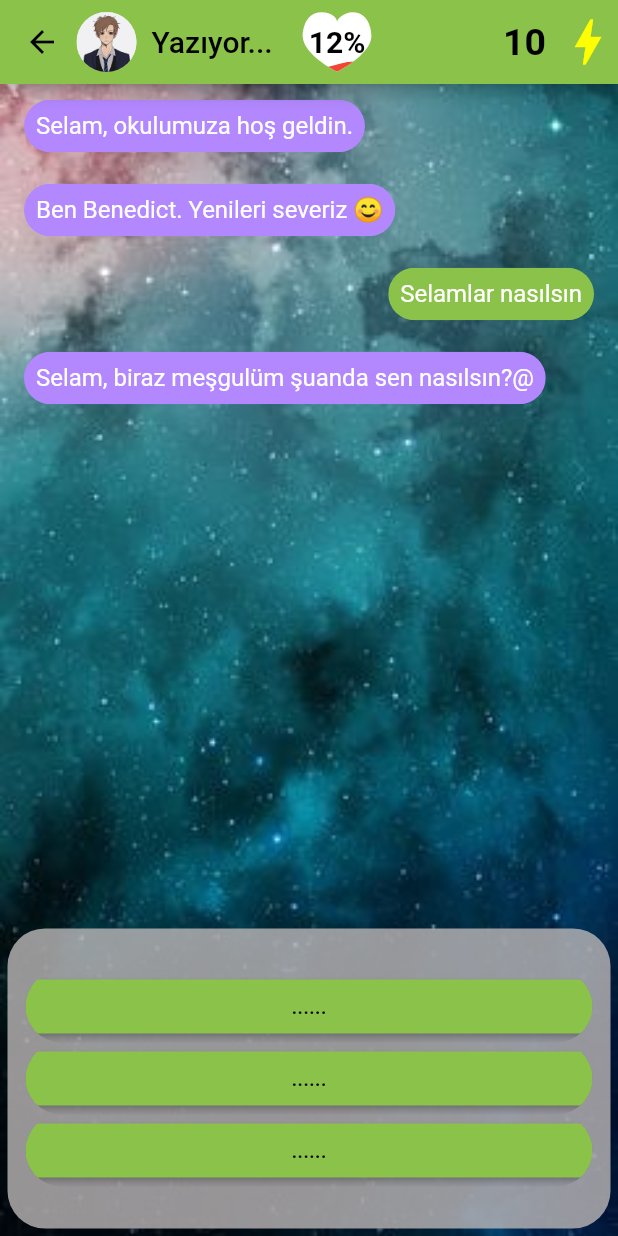
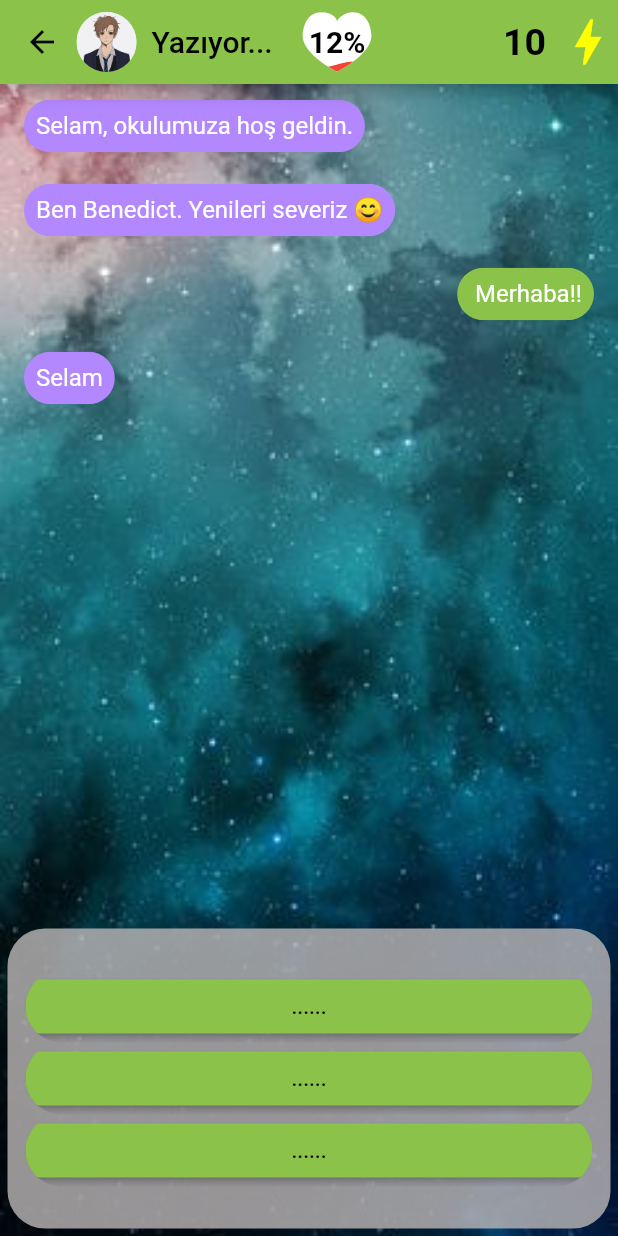
Before and after one commit to emreozsoy/MessagingAppProject, a Flutter app: the ConversationPage screen opened directly with empty values, after a tap on "Merhaba!!", on a phone screen of 412 x 824 dp. Run offline on Flutter 3.47's test engine with Material 2 defaults, Android fonts, the phone set to English and light mode, and no system bars; our stand-ins replace google_fonts, google_mobile_ads, liquid_progress_indicator, shared_preferences; accounts and stored records are empty.

Commit message:
multiple_message_refactor

```diff
--- a/lib/charactersText.dart
+++ b/lib/charactersText.dart
@@ -1,20 +1,20 @@
 class CharactersTextRepository{
   final List<CharactersText> charactersText=[
   CharactersText([
-  "Selam@",
-  "Selam, biraz meşgulüm şuanda sen nasılsın?@",
+  "Selam",
+  "Selam, - biraz meşgulüm şuanda sen nasılsın?",
   "Tanışalım ben Deniz, seni daha önce gördüğümü sanmıyorum.",
 
-  "Ben adım da Deniz, bende memnun oldum@",
-  "Vaktimi belki ayırabilirim senin için önemli bir konu mu?",
-  "Bir kahveye hayır demem"
+  "Ben adım - da Deniz, bende memnun oldum",
+  "Vaktimi belki- ayırabilirim senin için önemli bir konu mu?",
+  "Bir - kahveye hayır demem",
 
-  "Görüşmek üzere!!@",
+  "Görüşmek üzere!!",
   "Bye byee!",
   "images/Musuem.png",
 
   "Orda görüşmek üzere!"
-  ],[0,1,2,3,4,5,6,7,8,8]),//BUNU PREFS ile kaydedip sonra for yerinde dönerken silmek lazım remove ile
+  ]),//BUNU PREFS ile kaydedip sonra for yerinde dönerken silmek lazım remove ile
 
     /* BOT2         */
     CharactersText([
@@ -31,19 +31,19 @@
       "images/Musuem.png",
 
       "Orda görüşmek üzere!"
-    ],[0,1,2,3,4,5,6,7,8,8]),
+    ]),
 
     /*BOT3*/
     CharactersText(["Ben de yenilikleri severim. ","Selam, ben Karakter3",
-      "Sen karşılama komitesi misin? ne bu özgüven?","Çok naziksiniz","Böyle düşünmene üzüldüm","Malesef sizle şuan konuşamam.."],[0]),
+      "Sen karşılama komitesi misin? ne bu özgüven?","Çok naziksiniz","Böyle düşünmene üzüldüm","Malesef sizle şuan konuşamam.."]),
 
     /*      BOT4    */
     CharactersText(["Ben de yenilikleri severim. Adım  ","Selam, ben Karakter4.",
-      "Sen karşılama komitesi misin? ne bu özgüven?","Çok naziksiniz","Böyle düşünmene üzüldüm","Malesef sizle şuan konuşamam.."],[0]),
+      "Sen karşılama komitesi misin? ne bu özgüven?","Çok naziksiniz","Böyle düşünmene üzüldüm","Malesef sizle şuan konuşamam.."]),
 
     /*    BOT5     */
     CharactersText(["Ben de yenilikleri severim. Adım Karakter5 ","Selam, ben Karakter5.",
-      "Sen karşılama komitesi misin? ne bu özgüven?","Çok naziksiniz","Böyle düşünmene üzüldüm","Malesef sizle şuan konuşamam.."],[0]),
+      "Sen karşılama komitesi misin? ne bu özgüven?","Çok naziksiniz","Böyle düşünmene üzüldüm","Malesef sizle şuan konuşamam.."]),
 
     /*  PLAYER -TextBot1        */
     CharactersText([
@@ -65,7 +65,7 @@
 
       "ListeBitti1","ListeBitti2", "ListeBitti3",
 
-      " sa","dsa","dsa","sda"],[0]),
+      " sa","dsa","dsa","sda"]),
 
     /*  PLAYER -TextBot2        */
     CharactersText([
@@ -87,13 +87,13 @@
 
       "ListeBitti1","ListeBitti2", "ListeBitti3",
 
-      " sa","dsa","dsa","sda"],[0])
+      " sa","dsa","dsa","sda"])
   ];
 
 }
 class CharactersText{
   //String characterName;
   List<String> text;
-  List<int> numberMssg;
-  CharactersText(this.text,this.numberMssg);
+
+  CharactersText(this.text);
 }
--- a/lib/screens/coversation_page.dart
+++ b/lib/screens/coversation_page.dart
@@ -1,4 +1,5 @@
 import 'dart:async';
+//import 'dart:html';
 import 'dart:io' show Platform;
 import 'dart:math';
 import 'package:flutter/material.dart';
@@ -13,40 +14,34 @@
 import 'package:untitled/screens/profileScreen.dart';
 
 import '../main.dart';
+
 const int maxFailedLoadAttempts = 3;
 
 class ConversationPage extends StatefulWidget {
-
   final index;
   const ConversationPage(this.index, {Key? key}) : super(key: key);
 
   @override
   State<ConversationPage> createState() => _ConversationPageState();
-
 }
 
 class _ConversationPageState extends State<ConversationPage>
     with SingleTickerProviderStateMixin {
-
   static final AdRequest request = AdRequest(
     // keywords: <String>['foo', 'bar'],
     // contentUrl: 'http://foo.com/bar.html',
     nonPersonalizedAds: true,
   );
 
-
-
   RewardedAd? _rewardedAd;
   int _numRewardedLoadAttempts = 0;
-
 
   int? percentage = 0; //kullanıcıdan kullanıcıya değişicek kısım
   AnimationController? _animationController;
   late SharedPreferences prefs;
   int firstEntry = 0;
   int? relationPoint;
-  int energy=10;
-
+  int energy = 10;
 
   CharactersRepository charactersRepository = CharactersRepository();
   CharactersTextRepository charactersTextRepository =
@@ -63,8 +58,7 @@
   int textPos = 0;
   double per = 0;
   double perStatic = 0;
-  int day=0;
-
+  int day = 0;
 
   @override
   initState() {
@@ -81,23 +75,20 @@
     scrollMssg();
   }
 
-  Future<void> dataHandle() async { // her sayfaya bir kere girildiği için dğeiştirilmeli first time
-    prefs =  await SharedPreferences.getInstance();
-    if (checkFirstOpen()){
+  Future<void> dataHandle() async {
+    // her sayfaya bir kere girildiği için dğeiştirilmeli first time
+    prefs = await SharedPreferences.getInstance();
+    if (checkFirstOpen()) {
       saveData();
-    }
-    else
-    {
+    } else {
       equalData();
     }
   }
+
   Future<void> scrollMssg() async {
-
-    await Future.delayed(Duration(milliseconds:100));
-    _scrollController.jumpTo(_scrollController
-        .position.maxScrollExtent);
+    await Future.delayed(Duration(milliseconds: 100));
+    _scrollController.jumpTo(_scrollController.position.maxScrollExtent);
   }
-
 
   @override
   void dispose() {
@@ -106,7 +97,6 @@
     saveData();
     super.dispose();
     _rewardedAd?.dispose();
-
   }
 
   void goodAnswr() {
@@ -177,9 +167,9 @@
     });
     _rewardedAd = null;
   }
+
   @override
   Widget build(BuildContext context) {
-
     relationPoint =
         charactersPointRepository.characterPoint[widget.index].sumPoint;
 
@@ -195,27 +185,27 @@
         appBar: AppBar(
           leading: IconButton(
             icon: Icon(Icons.arrow_back, color: Colors.black),
-            onPressed: ()async{
+            onPressed: () async {
               final prefs = await SharedPreferences.getInstance();
-              setState((){
-                Navigator.pop(context,prefs.getInt('energy'));
-              },);
+              setState(
+                () {
+                  Navigator.pop(context, prefs.getInt('energy'));
+                },
+              );
             },
           ),
-
           backgroundColor: Colors.lightGreen,
           titleSpacing: -5,
           title: Row(
             mainAxisSize: MainAxisSize.max,
             children: [
-
               InkWell(
-                onTap: (){
+                onTap: () {
                   Navigator.of(context).push(
-                    MaterialPageRoute(
-                    builder: (context) {
-                    return ProfileScreen(widget.index);}),);
-
+                    MaterialPageRoute(builder: (context) {
+                      return ProfileScreen(widget.index);
+                    }),
+                  );
                 },
                 child: CircleAvatar(
                     backgroundImage: AssetImage(charactersRepository
@@ -224,12 +214,14 @@
                     ),
               ),
               InkWell(
-                onTap: (){
+                onTap: () {
                   setState(() {
                     Navigator.of(context).push(
-                      MaterialPageRoute(
-                          builder: (context) {
-                            return ConversationPage(widget.index);}),);                  });
+                      MaterialPageRoute(builder: (context) {
+                        return ConversationPage(widget.index);
+                      }),
+                    );
+                  });
                 },
                 child: Padding(
                   padding: const EdgeInsets.all(10.0),
@@ -258,23 +250,31 @@
                         fontWeight: FontWeight.bold,
                       ),
                     )),
-
               ),
             ],
           ),
           actions: [
             Align(
                 alignment: Alignment.center,
-                child: Text("$energy", style: TextStyle(
+                child: Text(
+                  "$energy",
+                  style: TextStyle(
                     color: Colors.black,
                     fontSize: 25.0,
                     fontWeight: FontWeight.bold,
-                ),)),
-            IconButton(onPressed: () {
+                  ),
+                )),
+            IconButton(
+                onPressed: () {
                   setState(() {
                     _showRewardedAd();
                   });
-            }, icon: const Icon(Icons.bolt_sharp,size: 40,color: Colors.yellowAccent,))
+                },
+                icon: const Icon(
+                  Icons.bolt_sharp,
+                  size: 40,
+                  color: Colors.yellowAccent,
+                ))
           ],
         ),
         body: Container(
@@ -293,6 +293,7 @@
                       messagesRepository.messages[widget.index].msg.length,
                   shrinkWrap: true,
                   itemBuilder: (BuildContext context, int index) {
+
                     /* _scrollController.animateTo(
                       _scrollController.position.maxScrollExtent,
                       curve: Curves.ease,
@@ -303,40 +304,35 @@
                       title: Align(
                         alignment: messagesRepository
                                     .messages[widget.index].user[index] !=
-                              "Bot"  //messagesRepository.messages[widget.index].msg.last.endsWith(" ")
+                                "Bot" //messagesRepository.messages[widget.index].msg.last.endsWith(" ")
                             ? Alignment.centerRight
                             : Alignment.centerLeft,
-
-                          child: ClipRRect(
+                        child:ClipRRect(
                           borderRadius: BorderRadius.circular(20.0),
                           child: Container(
                             padding: EdgeInsets.all(8.0),
                             decoration: BoxDecoration(
-                                color:SelecBoxColor(index),
+                              color: SelecBoxColor(index),
                             ),
-
                             child: Stack(
-                                children:[
-
+                              children: [
+                                messagesRepository.messages[widget.index].msg[index]
+                                    .contains(".png")
+                                    ? ClipRRect(
+                                  borderRadius: BorderRadius.circular(20),
+                                  child: Image.asset(
                                       messagesRepository
-                                      .messages[widget.index].msg[index].contains(".png")
-                                ?ClipRRect(
-                                  borderRadius: BorderRadius.circular(20),
-                                  child: Image.asset(messagesRepository
                                           .messages[widget.index].msg[index],
                                       width: 150,
                                       height: 150,
-
-                                        fit:BoxFit.cover),
+                                      fit: BoxFit.cover),
                                 )
-                                : Text(messagesRepository
-                                    .messages[widget.index].msg[index],
-                                    style: TextStyle(color: Colors.white)
+                                    : Text(messagesRepository.messages[widget.index].msg[index],
+                                    style: TextStyle(color: Colors.white)),
+                              ],
                             ),
-                                ],),
-
                           ),
-                          )
+                        ),
                       ),
                     );
                   },
@@ -370,8 +366,8 @@
                                   } else {
                                     _isButtonDisabled = true;
                                     setState(() {
-                                      playerResponse(1);
-                                      botResponse(1);
+                                      playerResponse(0);
+                                      botResponse(0);
                                     });
                                     _scrollController.jumpTo(_scrollController
                                         .position.maxScrollExtent);
@@ -390,7 +386,6 @@
                                   } else {
                                     badAnswr();
                                   }
-
                                 },
                                 child: _isButtonDisabled
                                     ? Text("......")
@@ -398,6 +393,46 @@
                                         charactersTextRepository
                                             .charactersText[5].text
                                             .elementAt(textPos),
+                                        textAlign: TextAlign.center,
+                                      ),
+                              ),
+                            ),
+                            ClipRRect(
+                              borderRadius: BorderRadius.circular(25.0),
+                              child: ElevatedButton(
+                                onPressed: () {
+                                  if (_isButtonDisabled) {
+                                    return null;
+                                  } else {
+                                    _isButtonDisabled = true;
+                                    setState(() {
+                                      playerResponse(1);
+                                      botResponse(1);
+                                    });
+                                    _scrollController.jumpTo(_scrollController
+                                        .position.maxScrollExtent);
+                                  }
+                                  charactersPointRepository
+                                          .characterPoint[widget.index]
+                                          .sumPoint +=
+                                      charactersPointRepository
+                                          .characterPoint[widget.index]
+                                          .point[textPos + 1];
+                                  if (charactersPointRepository
+                                          .characterPoint[widget.index]
+                                          .point[textPos + 1] >=
+                                      0) {
+                                    goodAnswr();
+                                  } else {
+                                    badAnswr();
+                                  }
+                                },
+                                child: _isButtonDisabled
+                                    ? Text("......")
+                                    : Text(
+                                        charactersTextRepository
+                                            .charactersText[5].text
+                                            .elementAt(textPos + 1),
                                         textAlign: TextAlign.center,
                                       ),
                               ),
@@ -422,48 +457,6 @@
                                           .sumPoint +=
                                       charactersPointRepository
                                           .characterPoint[widget.index]
-                                      .point[textPos + 1];
-                                  if (charactersPointRepository
-                                      .characterPoint[widget.index]
-                                      .point[textPos + 1] >=
-                                      0) {
-                                    goodAnswr();
-                                  } else {
-                                    badAnswr();
-                                  }
-
-                                },
-                                child: _isButtonDisabled
-                                    ? Text("......")
-                                    : Text(
-                                  charactersTextRepository
-                                      .charactersText[5].text
-                                      .elementAt(textPos + 1),
-                                  textAlign: TextAlign.center,
-                                ),
-
-                              ),
-                            ),
-                            ClipRRect(
-                              borderRadius: BorderRadius.circular(25.0),
-                              child: ElevatedButton(
-                                onPressed: () {
-                                  if (_isButtonDisabled) {
-                                    return null;
-                                  } else {
-                                    _isButtonDisabled = true;
-                                    setState(() {
-                                      playerResponse(3);
-                                      botResponse(3);
-                                    });
-                                    _scrollController.jumpTo(_scrollController
-                                        .position.maxScrollExtent);
-                                  }
-                                  charactersPointRepository
-                                      .characterPoint[widget.index]
-                                      .sumPoint +=
-                                  charactersPointRepository
-                                      .characterPoint[widget.index]
                                           .point[textPos + 2];
                                   if (charactersPointRepository
                                           .characterPoint[widget.index]
@@ -473,7 +466,6 @@
                                   } else {
                                     badAnswr();
                                   }
-
                                 },
                                 child: _isButtonDisabled
                                     ? Text("......")
@@ -495,7 +487,6 @@
             ],
           ),
         ));
-
   }
 
   String Typing() {
@@ -506,30 +497,27 @@
     return type[3];
   }
 
-  void playerResponse(int whichText) { //Burdaki ifler fazla
+  void playerResponse(int whichText) {
+    //Burdaki ifler fazla
     setState(() {
+      if (_dayMechanic.dayMechanic[widget.index].dayPoint.contains(textPos) &&
+          widget.index ==
+              _dayMechanic.dayMechanic[widget.index].whichCharacter) {
+        day++;
 
-      if(_dayMechanic.dayMechanic[widget.index].dayPoint.contains(textPos) &&
-          widget.index == _dayMechanic.dayMechanic[widget.index].whichCharacter ){
-
-        day++;
-        print("GAY");
-        print("Hi GAY $day");
         //Gün animasyonunu oynat
         saveData();
       }
 
-
       type = 3;
       _scrollController.jumpTo(_scrollController.position.maxScrollExtent);
 
-        messagesRepository.messages[widget.index].msg.add(
-            charactersTextRepository.charactersText[widget.index+5].text.elementAt(textPos+whichText));
+      messagesRepository.messages[widget.index].msg.add(charactersTextRepository
+          .charactersText[widget.index + 5].text
+          .elementAt(textPos + whichText));
 
       messagesRepository.messages[widget.index].user.add("Player");
     });
-
-
   }
 
   int random(min, max) {
@@ -537,54 +525,46 @@
   }
 
   Future<void> botResponse(int whichText) async {
-    int answerCounter=0,firstMsg=0;
-    final whichPoint = <int>[];
+    type = 1;
 
-    for (int i =0; i< charactersTextRepository.charactersText[widget.index].numberMssg.length;i++) {
-      if (charactersTextRepository.charactersText[widget.index].numberMssg[i] == textPos) {
-        answerCounter++;
-        whichPoint.add(i);
-        print(" Item === ${charactersTextRepository.charactersText[widget.index].numberMssg[i]}");
+    List<String> divMsg =
+    charactersTextRepository.charactersText[widget.index].text
+        .elementAt(textPos + whichText).split("-");
+
+    if (1 < divMsg.length) {
+      int i=0;
+      while(i<divMsg.length){
+        messagesRepository
+            .messages[widget.index].user.add("Bot");
+        await Future.delayed(Duration(seconds: random(1, 2)));
+
+        messagesRepository.messages[widget.index].msg.add(divMsg[i]);
+        i++;
       }
+    }
+    else{
 
-      /*if(answerCounter>1){
-        whichPoint.add()[0]=item;
-        whichPoint[answerCounter]=item;
-        print("Bende ${item}");
-      }*/
-    }
-    print(" GrowableList= ${whichPoint}");
-   // print("AnsweCounter= ${answerCounter}");
-    while(answerCounter>0) {
-      setState(() {
-        type = 1;
-        messagesRepository.messages[widget.index].user.add("Bot");
-      });
-      await Future.delayed(Duration(seconds: random(1,2)));
+      await Future.delayed(Duration(seconds: random(1, 2)));
       setState(() {
         type = 2;
+        messagesRepository
+            .messages[widget.index].user.add("Bot");
 
-        if(firstMsg==0){ // burdaki ifler fazla
-          firstMsg++;
         messagesRepository.messages[widget.index].msg.add(
-              charactersTextRepository
-                  .charactersText[widget.index].text
-                  .elementAt(textPos+whichText));
-        }
-        else{
-          messagesRepository.messages[widget.index].msg.add(
-              charactersTextRepository
-                  .charactersText[widget.index].text
-                  .elementAt(whichPoint[answerCounter]));
-        }
-        answerCounter--;
+            divMsg.first);
+
         _scrollController.animateTo(
           _scrollController.position.maxScrollExtent,
           curve: Curves.ease,
           duration: const Duration(milliseconds: 300),
         );
       });
-      await Future.delayed(Duration(seconds: random(1,2)));
+
+    }
+
+
+
+      await Future.delayed(Duration(seconds: random(1, 2)));
       setState(() {
         type = 3;
         _scrollController.animateTo(
@@ -593,9 +573,8 @@
           duration: const Duration(milliseconds: 300),
         );
       });
-    }
+
     setState(() {
-      whichPoint.removeRange(0, whichPoint.length);
       _isButtonDisabled = false;
       textPos = textPos + 3;
     });
@@ -605,58 +584,61 @@
     final prefs = await SharedPreferences.getInstance();
     setState(() {
       textPos = prefs.getInt('textPos${widget.index}') ?? 0;
-        messagesRepository.messages[widget.index].msg= prefs.getStringList('messages${widget.index}')!;//Giving null
-        messagesRepository.messages[widget.index].user= prefs.getStringList("mssgSend${widget.index}")!;
-        charactersPointRepository.characterPoint[widget.index].sumPoint = prefs.getInt('prefSum${widget.index}')!;
+      messagesRepository.messages[widget.index].msg =
+          prefs.getStringList('messages${widget.index}')!; //Giving null
+      messagesRepository.messages[widget.index].user =
+          prefs.getStringList("mssgSend${widget.index}")!;
+      charactersPointRepository.characterPoint[widget.index].sumPoint =
+          prefs.getInt('prefSum${widget.index}')!;
       day = prefs.getInt('day') ?? 0;
     });
   }
+
   void saveData() async {
     final prefs = await SharedPreferences.getInstance();
 
     await prefs.setInt('textPos${widget.index}', textPos);
-    await prefs.setStringList('messages${widget.index}',messagesRepository.messages[widget.index].msg);
-    await prefs.setStringList("mssgSend${widget.index}", messagesRepository.messages[widget.index].user);
-    await prefs.setInt('prefSum${widget.index}',charactersPointRepository.characterPoint[widget.index].sumPoint );
+    await prefs.setStringList('messages${widget.index}',
+        messagesRepository.messages[widget.index].msg);
+    await prefs.setStringList("mssgSend${widget.index}",
+        messagesRepository.messages[widget.index].user);
+    await prefs.setInt('prefSum${widget.index}',
+        charactersPointRepository.characterPoint[widget.index].sumPoint);
     await prefs.setInt('day', day);
 
-  //  await prefs.clear(); delete all prefs
+    await prefs.clear(); //delete all prefs
   }
+
   Path _buildHeartPath() {
-    double x=2.4;
+    double x = 2.4;
     return Path()
       ..moveTo(55 / x, 15 / x)
-      ..cubicTo(55 / x, 12 / x, 50 / x, 0, 30 / x, 0)..cubicTo(
-          0, 0, 0, 37.5 / x, 0, 37.5 / x)..cubicTo(
-          0, 55 / x, 20 / x, 77 / x, 55 / x, 95 / x)..cubicTo(
-          90 / x, 77 / x, 110 / x, 55 / x, 110 / x, 37.5 / x)..cubicTo(
-          110 / x, 37.5 / x, 110 / x, 0, 80 / x, 0)..cubicTo(
-          65 / x, 0, 55 / x, 12 / x, 55 / x, 15 / x)
+      ..cubicTo(55 / x, 12 / x, 50 / x, 0, 30 / x, 0)
+      ..cubicTo(0, 0, 0, 37.5 / x, 0, 37.5 / x)
+      ..cubicTo(0, 55 / x, 20 / x, 77 / x, 55 / x, 95 / x)
+      ..cubicTo(90 / x, 77 / x, 110 / x, 55 / x, 110 / x, 37.5 / x)
+      ..cubicTo(110 / x, 37.5 / x, 110 / x, 0, 80 / x, 0)
+      ..cubicTo(65 / x, 0, 55 / x, 12 / x, 55 / x, 15 / x)
       ..close();
   }
-  bool checkFirstOpen(){
-        if(prefs.getInt('FirstTime${widget.index}') ==0){
+
+  bool checkFirstOpen() {
+    if (prefs.getInt('FirstTime${widget.index}') == 0) {
       prefs.setInt("FirstTime${widget.index}')", 1);
       return true;
+    } else {
+      return false;
     }
-        else{return false;}
   }
 
-Color?  SelecBoxColor(int index) {
-
-  if(messagesRepository
-      .messages[widget.index].msg[index].contains(".png")){
+  Color? SelecBoxColor(int index) {
+    if (messagesRepository.messages[widget.index].msg[index].contains(".png")) {
       return Colors.deepPurpleAccent.shade100;
+    } else if (messagesRepository.messages[widget.index].user[index] == "Bot") {
+      return Colors.deepPurpleAccent.shade100;
+    } else {
+      return Colors.lightGreen;
     }
-    else if (messagesRepository
-        .messages[widget.index]
-        .user[index]=="Bot"){
-      return Colors.deepPurpleAccent.shade100;
-    }
-    else{
-      return Colors.lightGreen;
   }
 
 }
-
-}
```
Lines whose indentation alone changed are shown as unchanged.
